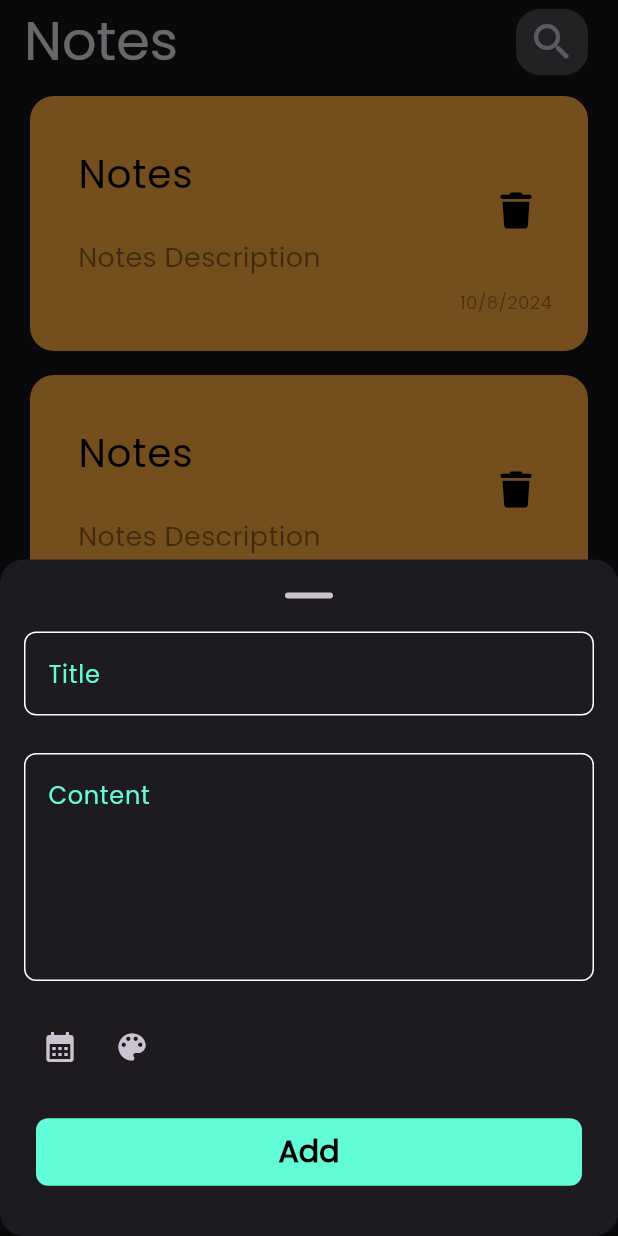
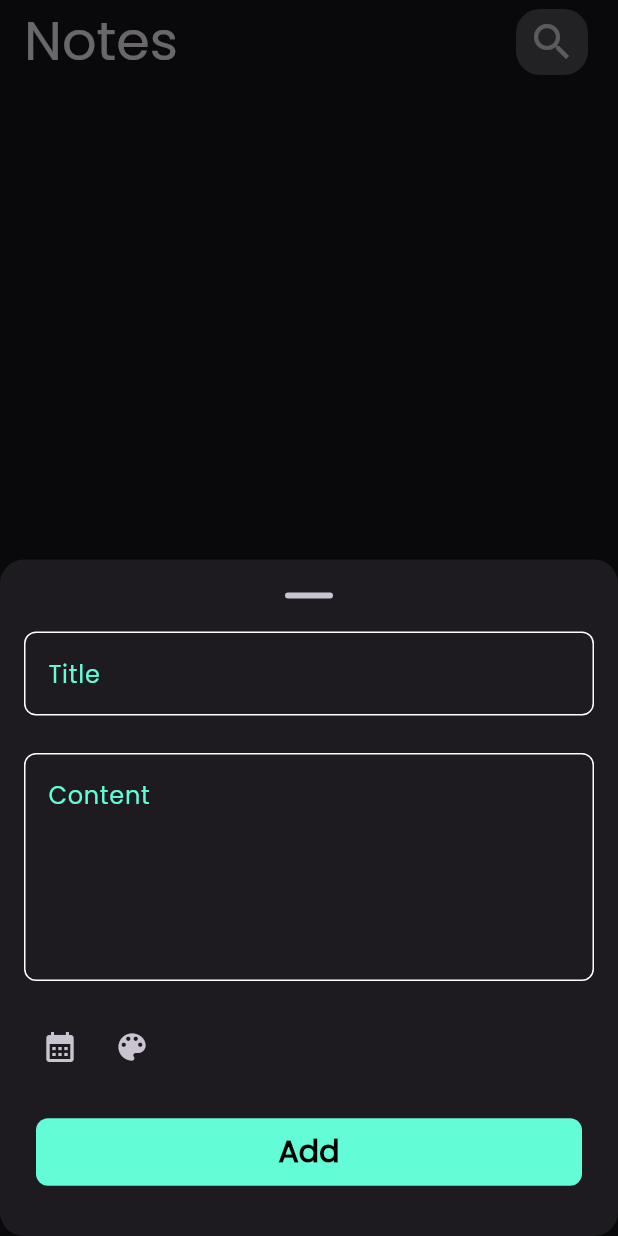
Before and after one commit to Evil-Knight1/notes_app, a Flutter app: the screen it shows after launch, after a tap on the "add" icon, on a phone screen of 412 x 824 dp. Run offline on Flutter 3.47's test engine with Material 3 defaults, Android fonts, the phone set to English and light mode, and no system bars; our stand-ins replace bloc, flutter_bloc, flutter_colorpicker, font_awesome_flutter, hive, hive_flutter; accounts and stored records are empty.

```diff
--- a/lib/main.dart
+++ b/lib/main.dart
@@ -12,26 +12,7 @@ void main() async {
   Bloc.observer = SimpleBlocObserver();
   Hive.registerAdapter(NotesModelAdapter());
   var box = await Hive.openBox<NotesModel>(kNotesBox);
-  box.add(NotesModel(
-      color: Colors.orangeAccent.value,
-      title: 'Notes',
-      desc: 'Notes Description',
-      time: DateFormat.yMd().format(DateTime.now())));
-  box.add(NotesModel(
-      color: Colors.orangeAccent.value,
-      title: 'Notes',
-      desc: 'Notes Description',
-      time: DateFormat.yMd().format(DateTime.now())));
-  box.add(NotesModel(
-      color: Colors.orangeAccent.value,
-      title: 'Notes',
-      desc: 'Notes Description',
-      time: DateFormat.yMd().format(DateTime.now())));
-  box.add(NotesModel(
-      color: Colors.orangeAccent.value,
-      title: 'Notes',
-      desc: 'Notes Description',
-      time: DateFormat.yMd().format(DateTime.now())));
+
   runApp(const NotesApp());
 }
 
```
